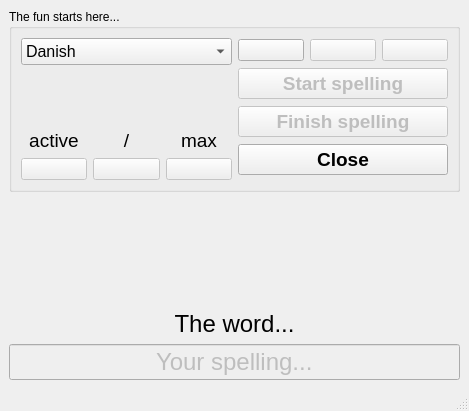
Above: mainwindow.ui from davidlamhauge/daspelling before the change. Below: the same form after it.
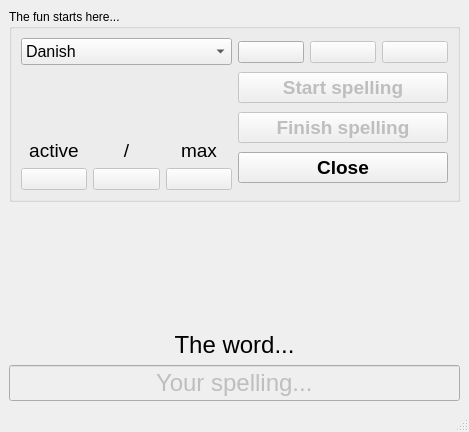
That is the form after the change. Icons and pictures are not drawn.

Commit message: Added shortcuts for Play, Previous and Next. Words lited by time

What changed in the file:
```diff
--- a/mainwindow.ui
+++ b/mainwindow.ui
@@ -7,7 +7,7 @@
     <x>0</x>
     <y>0</y>
     <width>469</width>
-    <height>411</height>
+    <height>432</height>
    </rect>
   </property>
   <property name="windowTitle">
@@ -261,7 +261,6 @@
              <property name="font">
               <font>
                <pointsize>14</pointsize>
-               <weight>75</weight>
                <bold>true</bold>
               </font>
              </property>
@@ -278,7 +277,6 @@
              <property name="font">
               <font>
                <pointsize>14</pointsize>
-               <weight>75</weight>
                <bold>true</bold>
               </font>
              </property>
@@ -292,7 +290,6 @@
              <property name="font">
               <font>
                <pointsize>14</pointsize>
-               <weight>75</weight>
                <bold>true</bold>
               </font>
              </property>
```
Left out of the diff: 15 changed lines with no effect on the pictures. The commit also changes 1 other file.
